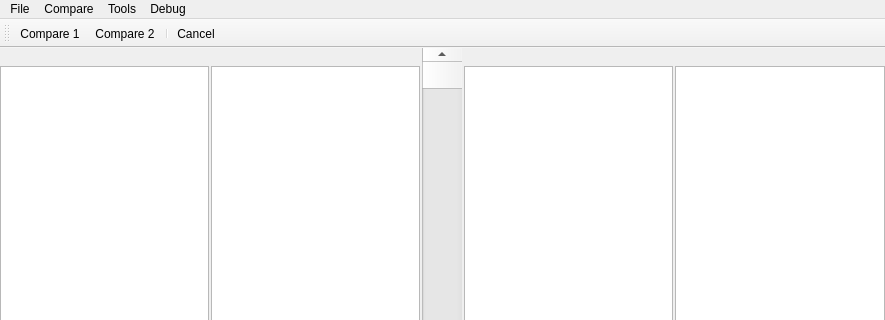
Before: the Qt Designer form mainwindow.ui in kklibo/DifferenceFinder, drawn with Qt 5; both pictures show x 0 to 885 and y 0 to 320 of the 885 by 579 pixel window.
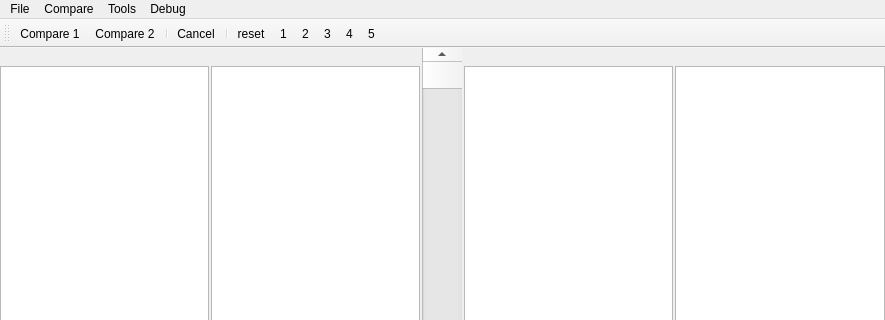
After: the same form once the commit is applied. Custom widgets are drawn as their Qt base class.

Commit message: added searchProcessing test features to UI fixed range switch bug in searchProcessing::doSearch

Diff of the .ui file:
```diff
--- a/mainwindow.ui
+++ b/mainwindow.ui
@@ -355,6 +355,13 @@
    <addaction name="actionSequential_compare"/>
    <addaction name="separator"/>
    <addaction name="actionStop_thread"/>
+   <addaction name="separator"/>
+   <addaction name="actionReset"/>
+   <addaction name="actionDebug1"/>
+   <addaction name="actionDebug2"/>
+   <addaction name="actionDebug3"/>
+   <addaction name="actionDebug4"/>
+   <addaction name="actionDebug5"/>
   </widget>
   <action name="actionLoad_File2_Right">
    <property name="text">
@@ -430,6 +437,63 @@
     <string>test load</string>
    </property>
   </action>
+  <action name="actionDebug1">
+   <property name="text">
+    <string>1</string>
+   </property>
+   <property name="shortcut">
+    <string>1</string>
+   </property>
+  </action>
+  <action name="actionDebug2">
+   <property name="text">
+    <string>2</string>
+   </property>
+   <property name="shortcut">
+    <string>2</string>
+   </property>
+  </action>
+  <action name="actionDebug3">
+   <property name="text">
+    <string>3</string>
+   </property>
+   <property name="toolTip">
+    <string>3</string>
+   </property>
+   <property name="shortcut">
+    <string>3</string>
+   </property>
+  </action>
+  <action name="actionDebug4">
+   <property name="text">
+    <string>4</string>
+   </property>
+   <property name="toolTip">
+    <string>4</string>
+   </property>
+   <property name="shortcut">
+    <string>4</string>
+   </property>
+  </action>
+  <action name="actionDebug5">
+   <property name="text">
+    <string>5</string>
+   </property>
+   <property name="toolTip">
+    <string>5</string>
+   </property>
+   <property name="shortcut">
+    <string>5</string>
+   </property>
+  </action>
+  <action name="actionReset">
+   <property name="text">
+    <string>reset</string>
+   </property>
+   <property name="shortcut">
+    <string>R</string>
+   </property>
+  </action>
  </widget>
  <layoutdefault spacing="6" margin="11"/>
  <customwidgets>
```
The commit also changes 3 other files.
